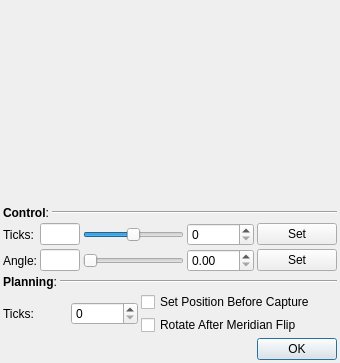
Old version of the form kstars/ekos/capture/rotatorsettings.ui in the repository KDE/kstars.
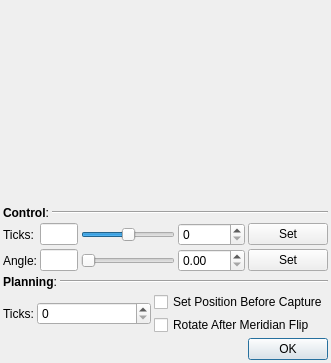
New version of the form. Custom widgets are drawn as their Qt base class.

Commit message: Slight fixes to Rotator GUI

```diff
--- a/kstars/ekos/capture/rotatorsettings.ui
+++ b/kstars/ekos/capture/rotatorsettings.ui
@@ -6,14 +6,14 @@
    <rect>
     <x>0</x>
     <y>0</y>
-    <width>340</width>
+    <width>331</width>
     <height>362</height>
    </rect>
   </property>
   <property name="windowTitle">
    <string>Rotator Settings</string>
   </property>
-  <layout class="QVBoxLayout" name="verticalLayout">
+  <layout class="QVBoxLayout" name="verticalLayout_2">
    <property name="spacing">
     <number>3</number>
    </property>
@@ -245,9 +245,25 @@
     </layout>
    </item>
    <item>
-    <layout class="QGridLayout" name="gridLayout_2" columnstretch="1,1,3">
-     <item row="0" column="1" rowspan="2">
+    <layout class="QHBoxLayout" name="horizontalLayout_4">
+     <item>
+      <widget class="QLabel" name="label_5">
+       <property name="toolTip">
+        <string>&lt;html&gt;&lt;head/&gt;&lt;body&gt;&lt;p&gt;Set desired rotator ticks position before capture sequence is started.&lt;/p&gt;&lt;/body&gt;&lt;/html&gt;</string>
+       </property>
+       <property name="text">
+        <string>Ticks:</string>
+       </property>
+      </widget>
+     </item>
+     <item>
       <widget class="QSpinBox" name="plannedTicksSpin">
+       <property name="sizePolicy">
+        <sizepolicy hsizetype="MinimumExpanding" vsizetype="Fixed">
+         <horstretch>0</horstretch>
+         <verstretch>0</verstretch>
+        </sizepolicy>
+       </property>
        <property name="toolTip">
         <string>&lt;html&gt;&lt;head/&gt;&lt;body&gt;&lt;p&gt;Set desired rotator ticks position before capture sequence is started.&lt;/p&gt;&lt;/body&gt;&lt;/html&gt;</string>
        </property>
@@ -256,7 +272,12 @@
        </property>
       </widget>
      </item>
-     <item row="0" column="2">
+     <item>
+      <layout class="QVBoxLayout" name="verticalLayout">
+       <property name="spacing">
+        <number>3</number>
+       </property>
+       <item>
       <widget class="QCheckBox" name="enforceRotationCheck">
        <property name="toolTip">
         <string>Enforce planned rotator position before capture is started.</string>
@@ -266,7 +287,7 @@
        </property>
       </widget>
      </item>
-     <item row="1" column="2">
+       <item>
       <widget class="QCheckBox" name="rotateAfterMeridianCheck">
        <property name="toolTip">
         <string>Rotate camera 180 degrees after meridian flip</string>
@@ -276,15 +297,7 @@
        </property>
       </widget>
      </item>
-     <item row="0" column="0" rowspan="2">
-      <widget class="QLabel" name="label_5">
-       <property name="toolTip">
-        <string>&lt;html&gt;&lt;head/&gt;&lt;body&gt;&lt;p&gt;Set desired rotator ticks position before capture sequence is started.&lt;/p&gt;&lt;/body&gt;&lt;/html&gt;</string>
-       </property>
-       <property name="text">
-        <string>Ticks:</string>
-       </property>
-      </widget>
+      </layout>
      </item>
     </layout>
    </item>
```
Left out of the diff: 8 changed lines with no effect on the pictures. Lines whose indentation alone changed are shown as unchanged.
